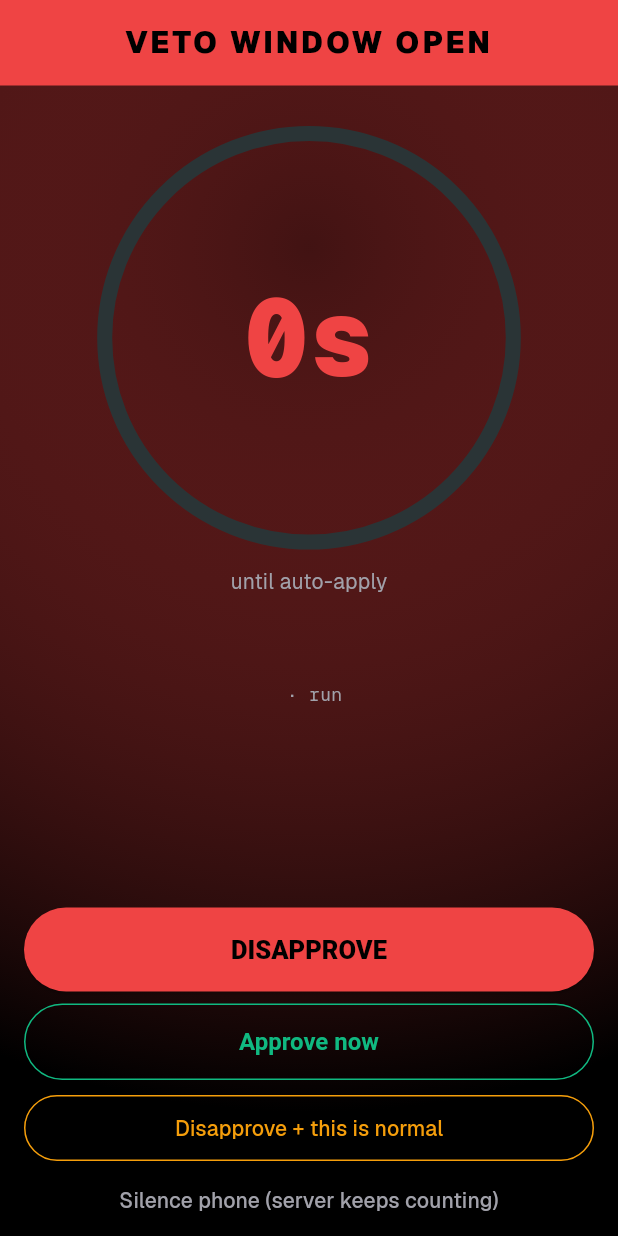
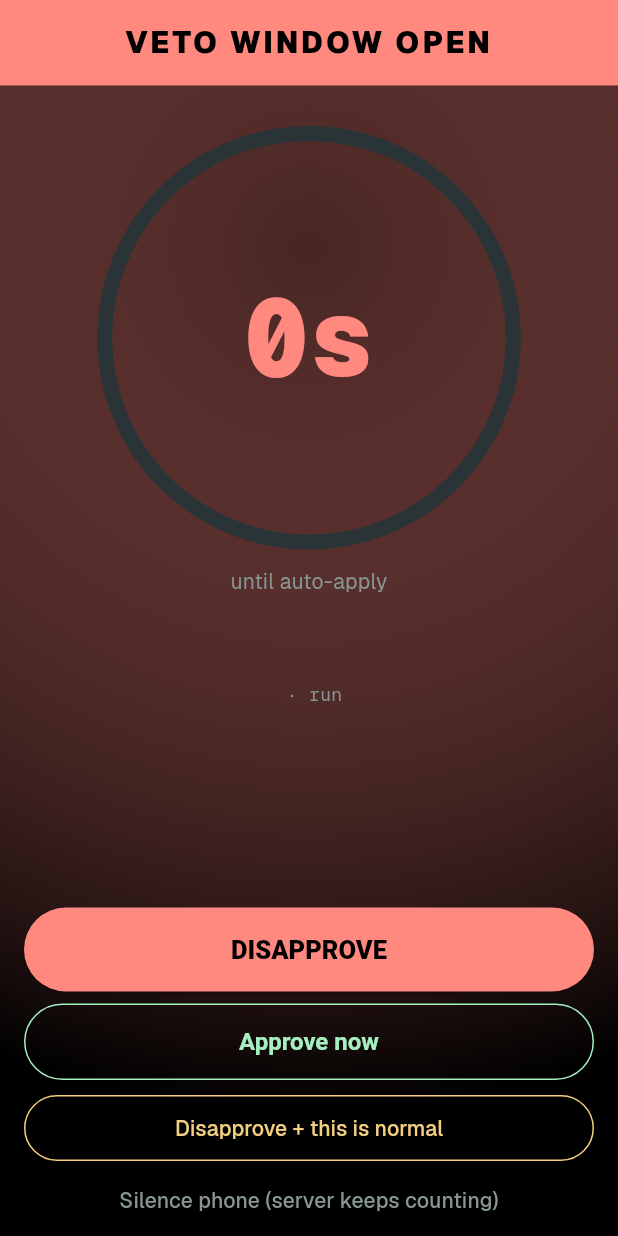
Before and after one commit to maximuskay2/telemetryAgent, a Flutter app: the AlarmScreen screen opened directly with empty values, on a phone screen of 412 x 824 dp. Run offline on Flutter 3.47's test engine with Material 3 defaults, Android fonts, the phone set to English and light mode, and no system bars; our stand-ins replace audioplayers, fl_chart, flutter_local_notifications, flutter_riverpod, flutter_secure_storage, share_plus and 2 more; missing offline and left inert: flutter_foreground_task, mobile_scanner; accounts and stored records are empty.

Commit message:
Mobile classic-green theme + Android splash fix; Home nav links; production integrations roadmap
- apps/mobile: sync theme to classic mint-green palette (#A5EFC0
  on #0B0E10, brand-dark #0B1710); fix Android AAPT failure by
  using @color/splash_background in launch_background drawables
  instead of a raw hex value; add values/colors.xml
- apps/web: TopBar brand link + new Home button point at
  /welcome; header nav links added on setup/shop/start/welcome
- roadmap.md: pointer section to new production-roadmap.md
  (real integrations: log forwarder, Sentry, Modal, PRs)

```diff
--- a/apps/mobile/lib/theme.dart
+++ b/apps/mobile/lib/theme.dart
@@ -1,21 +1,22 @@
 import 'package:flutter/material.dart';
 
-// Design tokens: "Enterprise Obsidian". Source of truth is
-// apps/web/app/tokens.css — the hex values below are copied from there
-// (§3 of ui-roadmap.md). Keep them in sync by hand.
+// Design tokens: classic mint green on near-black. Source of truth is
+// apps/web/app/tokens.css — the hex values below are copied from there.
+// Keep them in sync by hand.
 class Obsidian {
-  static const bg = Color(0xFF09090B);
-  static const surface = Color(0xFF121215);
-  static const surface2 = Color(0xFF18181C);
-  static const border = Color(0xFF1E1E24);
-  static const text = Color(0xFFFAFAFA);
-  static const textMuted = Color(0xFFA1A1AA);
-  static const textFaint = Color(0xFF71717A);
-  static const brand = Color(0xFF6366F1);
-  static const brandCyan = Color(0xFF38BDF8);
-  static const ok = Color(0xFF10B981);
-  static const warn = Color(0xFFF59E0B);
-  static const crit = Color(0xFFEF4444);
+  static const bg = Color(0xFF0B0E10);
+  static const surface = Color(0xFF111719);
+  static const surface2 = Color(0xFF0D1314);
+  static const border = Color(0xFF252D2F);
+  static const text = Color(0xFFE7EEEA);
+  static const textMuted = Color(0xFF879694);
+  static const textFaint = Color(0xFF667371);
+  static const brand = Color(0xFFA5EFC0);
+  static const brandCyan = Color(0xFFA5EFC0);
+  static const ok = Color(0xFFA5EFC0);
+  static const warn = Color(0xFFF3CF7E);
+  static const crit = Color(0xFFFF887F);
+  static const ink = Color(0xFF0B1710);
 }
 
 final telemetryTheme = ThemeData(
@@ -24,13 +25,13 @@ final telemetryTheme = ThemeData(
   scaffoldBackgroundColor: Obsidian.bg,
   fontFamily: 'GeistSans',
   colorScheme: const ColorScheme.dark(
-    primary: Obsidian.brandCyan,
-    onPrimary: Obsidian.bg,
+    primary: Obsidian.brand,
+    onPrimary: Obsidian.ink,
     secondary: Obsidian.brand,
     surface: Obsidian.surface,
     onSurface: Obsidian.text,
     error: Obsidian.crit,
-    onError: Obsidian.bg,
+    onError: Obsidian.ink,
   ),
   appBarTheme: const AppBarTheme(
     backgroundColor: Obsidian.bg,
@@ -54,8 +55,8 @@ final telemetryTheme = ThemeData(
   ),
   elevatedButtonTheme: ElevatedButtonThemeData(
     style: ElevatedButton.styleFrom(
-      backgroundColor: Obsidian.brandCyan,
-      foregroundColor: Obsidian.bg,
+      backgroundColor: Obsidian.brand,
+      foregroundColor: Obsidian.ink,
     ),
   ),
   outlinedButtonTheme: OutlinedButtonThemeData(
```
Also changed, not shown: 10 other files.
